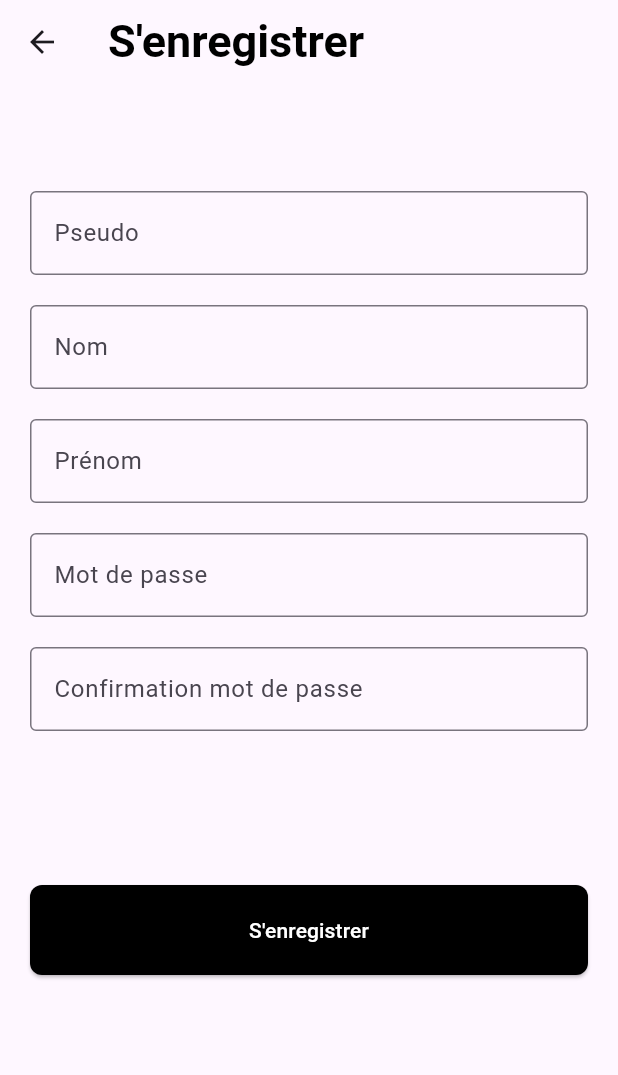
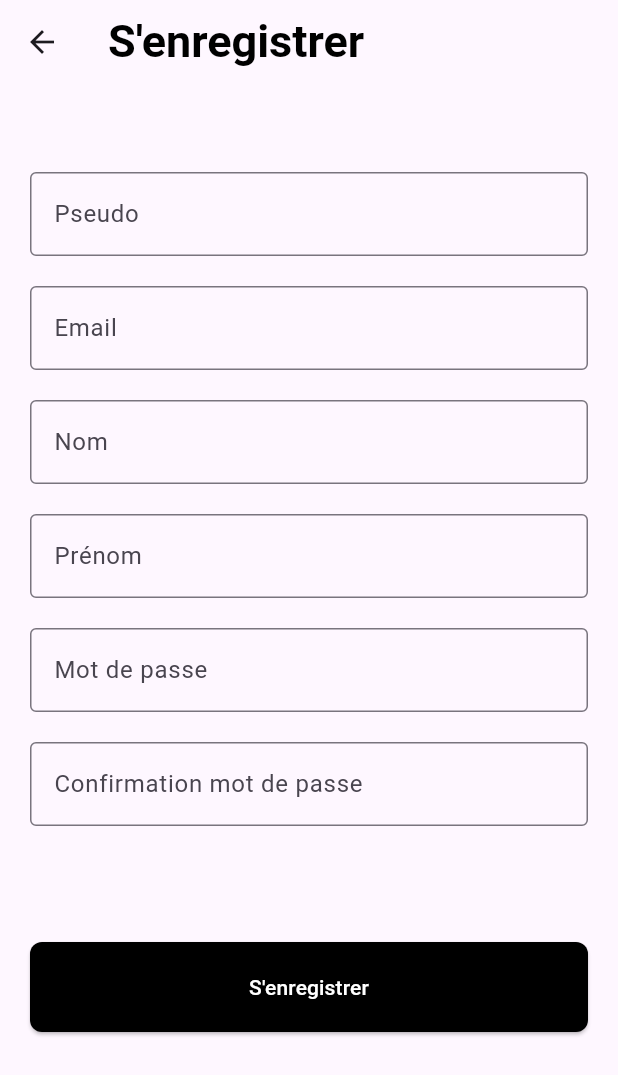
Before and after one commit to Emk0oo/chatbot-filrouge, a Flutter app: the ScreenRegister screen opened directly, on a phone screen of 412 x 824 dp. Shown: the top 1075 px of the screen. Run offline on Flutter 3.47's test engine with Material 3 defaults, Android fonts, the phone set to English and light mode, and no system bars; network calls fail.

Commit message:
[ADD]register ok, atuh+ token get

```diff
--- a/lib/components/navigationBar.dart
+++ b/lib/components/navigationBar.dart
@@ -35,7 +35,7 @@ class _NavigationBarCustomState extends State<NavigationBarCustom> {
         ),
       ],
       currentIndex: _selectedIndex,
-      selectedItemColor: Colors.red,
+      selectedItemColor: const Color.fromARGB(255, 0, 0, 0),
       onTap: _onItemTapped,
     );
   }
--- a/lib/screen.register.dart
+++ b/lib/screen.register.dart
@@ -1,5 +1,8 @@
+import 'dart:convert';
+
 import 'package:chatbot_filrouge/screen.login.dart';
 import 'package:flutter/material.dart';
+import 'package:http/http.dart' as http;
 
 class ScreenRegister extends StatefulWidget {
   const ScreenRegister({super.key});
@@ -9,6 +12,29 @@ class ScreenRegister extends StatefulWidget {
 }
 
 class _ScreenRegisterState extends State<ScreenRegister> {
+  TextEditingController pseudoController = TextEditingController();
+  TextEditingController emailController = TextEditingController();
+  TextEditingController nomController = TextEditingController();
+  TextEditingController prenomController = TextEditingController();
+  TextEditingController passwordController = TextEditingController();
+  TextEditingController confirmPasswordController = TextEditingController();
+
+  void dispose() {
+    pseudoController.dispose();
+    emailController.dispose();
+    nomController.dispose();
+    prenomController.dispose();
+    passwordController.dispose();
+    confirmPasswordController.dispose();
+    super.dispose();
+  }
+
+  void updatePasswordMatch() {
+    if (passwordController.text != confirmPasswordController.text) {
+      print("Passwords do not match");
+    }
+  }
+
   @override
   Widget build(BuildContext context) {
     return Scaffold(
@@ -30,37 +56,50 @@ class _ScreenRegisterState extends State<ScreenRegister> {
               margin: const EdgeInsets.only(left: 20, right: 20),
               child: Column(
                 children: [
-                  SizedBox(height: 20),
+                  const SizedBox(height: 20),
                   TextField(
-                    decoration: InputDecoration(
+                    controller: pseudoController,
+                    decoration: const InputDecoration(
                       border: OutlineInputBorder(),
                       hintText: 'Pseudo',
                     ),
                   ),
-                  SizedBox(height: 20),
+                  const SizedBox(height: 20),
                   TextField(
-                    decoration: InputDecoration(
+                    controller: emailController,
+                    decoration: const InputDecoration(
+                      border: OutlineInputBorder(),
+                      hintText: 'Email',
+                    ),
+                  ),
+                  const SizedBox(height: 20),
+                  TextField(
+                    controller: nomController,
+                    decoration: const InputDecoration(
                       border: OutlineInputBorder(),
                       hintText: 'Nom',
                     ),
                   ),
-                  SizedBox(height: 20),
+                  const SizedBox(height: 20),
                   TextField(
-                    decoration: InputDecoration(
+                    controller: prenomController,
+                    decoration: const InputDecoration(
                       border: OutlineInputBorder(),
                       hintText: 'Prénom',
                     ),
                   ),
-                  SizedBox(height: 20),
+                  const SizedBox(height: 20),
                   TextField(
-                    decoration: InputDecoration(
+                    controller: passwordController,
+                    decoration: const InputDecoration(
                       border: OutlineInputBorder(),
                       hintText: 'Mot de passe',
                     ),
                   ),
-                  SizedBox(height: 20),
+                  const SizedBox(height: 20),
                   TextField(
-                    decoration: InputDecoration(
+                    controller: confirmPasswordController,
+                    decoration: const InputDecoration(
                       border: OutlineInputBorder(),
                       hintText: 'Confirmation mot de passe',
                     ),
@@ -75,16 +114,34 @@ class _ScreenRegisterState extends State<ScreenRegister> {
                   child: Padding(
                     padding: const EdgeInsets.symmetric(horizontal: 20.0),
                     child: ElevatedButton(
-                      onPressed: () {
-                        Navigator.pushReplacement(
-                          context,
-                          MaterialPageRoute(
-                              builder: (context) => ScreenLogin()),
-                        );
+                      onPressed: () async {
+                        var url = Uri.parse('https://mds.sprw.dev/users');
+
+                        var body = {
+                          'username': pseudoController.text,
+                          'email': emailController.text,
+                          'lastname': nomController.text,
+                          'firstname': prenomController.text,
+                          'password': passwordController.text,
+                        };
+
+                        var response =
+                            await http.post(url, body: json.encode(body));
+
+                        if (response.statusCode == 201 ||
+                            response.statusCode == 200) {
+                          Navigator.pushReplacement(
+                            context,
+                            MaterialPageRoute(
+                                builder: (context) => ScreenLogin()),
+                          );
+                        } else {
+                          print("Error: ${response.statusCode}");
+                        }
                       },
                       style: ElevatedButton.styleFrom(
-                        primary: Colors.black,
-                        padding: EdgeInsets.symmetric(vertical: 20),
+                        backgroundColor: Colors.black,
+                        padding: const EdgeInsets.symmetric(vertical: 20),
                         shape: RoundedRectangleBorder(
                           borderRadius:
                               BorderRadius.circular(8), // Moins arrondi
@@ -99,7 +156,7 @@ class _ScreenRegisterState extends State<ScreenRegister> {
                 ),
               ],
             ),
-            SizedBox(height: 20),
+            const SizedBox(height: 20),
           ],
         ),
       ),
--- a/pubspec.yaml
+++ b/pubspec.yaml
@@ -9,6 +9,7 @@ environment:
 dependencies:
   flutter:
     sdk: flutter
+  http: ^1.1.2
 
 dev_dependencies:
   flutter_test:
```
Also changed, not shown: lib/screen.login.dart (+46 -9 lines), lib/screen.univers.dart (added, +27 -0 lines), pubspec.lock.
